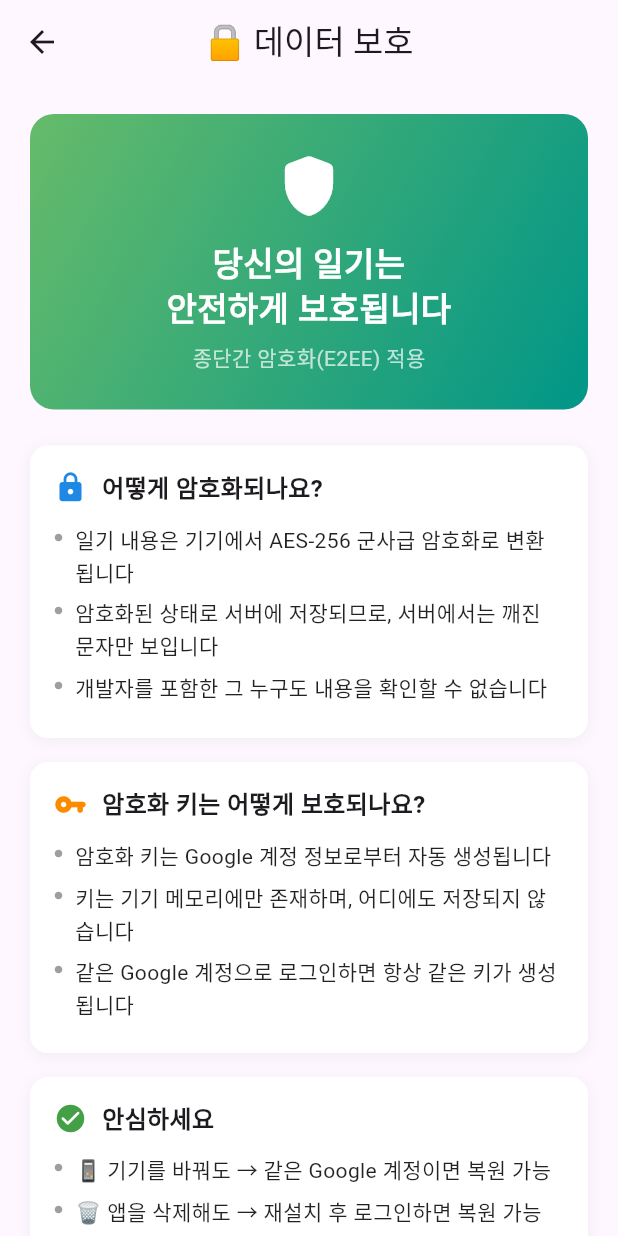
After one commit to gogoonbuntu/mother-father-diary, a Flutter app: the PrivacyInfoScreen screen opened directly, on a phone screen of 412 x 824 dp. The commit adds this screen. Run offline on Flutter 3.47's test engine with Material 3 defaults, Android fonts, the phone set to English and light mode, and no system bars; our stand-ins replace confetti, connectivity_plus, firebase_auth, firebase_core, firebase_database, google_fonts and 4 more; missing offline and left inert: clarity_flutter, encrypt; accounts and stored records are empty; network calls fail.

Commit message:
feat: E2EE 일기 암호화 + 프라이버시 정보 화면
- AES-256-CBC 암호화 (Google UID 기반 키 파생)
- diary_service.dart: 저장 시 암호화, 불러올 때 복호화
- 기존 비암호화 데이터 자동 마이그레이션
- 프라이버시 안내 화면 (설정 → 데이터 보호)
- E2E: 접두사로 암호화 텍스트 식별
- encrypt, crypto 패키지 추가

```diff
--- /dev/null
+++ b/lib/privacy_info_screen.dart
@@ -0,0 +1,259 @@
+import 'package:flutter/material.dart';
+
+class PrivacyInfoScreen extends StatelessWidget {
+  const PrivacyInfoScreen({super.key});
+
+  @override
+  Widget build(BuildContext context) {
+    return Scaffold(
+      appBar: AppBar(
+        title: const Text('🔒 데이터 보호'),
+        centerTitle: true,
+      ),
+      body: SingleChildScrollView(
+        padding: const EdgeInsets.all(20),
+        child: Column(
+          crossAxisAlignment: CrossAxisAlignment.start,
+          children: [
+            // 헤더
+            Container(
+              width: double.infinity,
+              padding: const EdgeInsets.all(24),
+              decoration: BoxDecoration(
+                gradient: LinearGradient(
+                  colors: [Colors.green.shade400, Colors.teal.shade500],
+                  begin: Alignment.topLeft,
+                  end: Alignment.bottomRight,
+                ),
+                borderRadius: BorderRadius.circular(16),
+              ),
+              child: const Column(
+                children: [
+                  Icon(Icons.shield_rounded, size: 48, color: Colors.white),
+                  SizedBox(height: 12),
+                  Text(
+                    '당신의 일기는\n안전하게 보호됩니다',
+                    textAlign: TextAlign.center,
+                    style: TextStyle(
+                      fontSize: 22,
+                      fontWeight: FontWeight.bold,
+                      color: Colors.white,
+                      height: 1.3,
+                    ),
+                  ),
+                  SizedBox(height: 8),
+                  Text(
+                    '종단간 암호화(E2EE) 적용',
+                    style: TextStyle(fontSize: 14, color: Colors.white70),
+                  ),
+                ],
+              ),
+            ),
+
+            const SizedBox(height: 24),
+
+            // 암호화 방식
+            _buildInfoCard(
+              icon: Icons.lock_rounded,
+              iconColor: Colors.blue.shade600,
+              title: '어떻게 암호화되나요?',
+              children: const [
+                _BulletPoint('일기 내용은 기기에서 AES-256 군사급 암호화로 변환됩니다'),
+                _BulletPoint('암호화된 상태로 서버에 저장되므로, 서버에서는 깨진 문자만 보입니다'),
+                _BulletPoint('개발자를 포함한 그 누구도 내용을 확인할 수 없습니다'),
+              ],
+            ),
+
+            const SizedBox(height: 16),
+
+            // 키 보호
+            _buildInfoCard(
+              icon: Icons.vpn_key_rounded,
+              iconColor: Colors.orange.shade600,
+              title: '암호화 키는 어떻게 보호되나요?',
+              children: const [
+                _BulletPoint('암호화 키는 Google 계정 정보로부터 자동 생성됩니다'),
+                _BulletPoint('키는 기기 메모리에만 존재하며, 어디에도 저장되지 않습니다'),
+                _BulletPoint('같은 Google 계정으로 로그인하면 항상 같은 키가 생성됩니다'),
+              ],
+            ),
+
+            const SizedBox(height: 16),
+
+            // 걱정하지 않아도 되는 것
+            _buildInfoCard(
+              icon: Icons.check_circle_rounded,
+              iconColor: Colors.green.shade600,
+              title: '안심하세요',
+              children: const [
+                _BulletPoint('📱 기기를 바꿔도 → 같은 Google 계정이면 복원 가능'),
+                _BulletPoint('🗑️ 앱을 삭제해도 → 재설치 후 로그인하면 복원 가능'),
+                _BulletPoint('🔄 여러 기기 사용해도 → 같은 계정이면 어디서든 열람 가능'),
+              ],
+            ),
+
+            const SizedBox(height: 16),
+
+            // 주의사항
+            Container(
+              width: double.infinity,
+              padding: const EdgeInsets.all(16),
+              decoration: BoxDecoration(
+                color: Colors.amber.shade50,
+                borderRadius: BorderRadius.circular(12),
+                border: Border.all(color: Colors.amber.shade300),
+              ),
+              child: Column(
+                crossAxisAlignment: CrossAxisAlignment.start,
+                children: [
+                  Row(
+                    children: [
+                      Icon(Icons.warning_amber_rounded, color: Colors.amber.shade700, size: 20),
+                      const SizedBox(width: 8),
+                      Text(
+                        '꼭 기억해주세요',
+                        style: TextStyle(
+                          fontSize: 15,
+                          fontWeight: FontWeight.bold,
+                          color: Colors.amber.shade800,
+                        ),
+                      ),
+                    ],
+                  ),
+                  const SizedBox(height: 8),
+                  Text(
+                    'Google 계정을 삭제하면 암호화 키를 재생성할 수 없어 '
+                    '일기 내용을 복구할 수 없습니다. Google 계정을 안전하게 유지해주세요.',
+                    style: TextStyle(
+                      fontSize: 13,
+                      color: Colors.amber.shade900,
+                      height: 1.5,
+                    ),
+                  ),
+                ],
+              ),
+            ),
+
+            const SizedBox(height: 24),
+
+            // 기술 스펙
+            Container(
+              width: double.infinity,
+              padding: const EdgeInsets.all(16),
+              decoration: BoxDecoration(
+                color: Colors.grey.shade50,
+                borderRadius: BorderRadius.circular(12),
+                border: Border.all(color: Colors.grey.shade200),
+              ),
+              child: Column(
+                crossAxisAlignment: CrossAxisAlignment.start,
+                children: [
+                  Text(
+                    '기술 사양',
+                    style: TextStyle(
+                      fontSize: 14,
+                      fontWeight: FontWeight.bold,
+                      color: Colors.grey.shade700,
+                    ),
+                  ),
+                  const SizedBox(height: 8),
+                  _buildSpecRow('암호화 알고리즘', 'AES-256-CBC'),
+                  _buildSpecRow('키 파생', 'SHA-256 (2회 해싱)'),
+                  _buildSpecRow('IV 생성', 'MD5 (일기별 고유값)'),
+                  _buildSpecRow('데이터 식별', 'E2E: 접두사'),
+                ],
+              ),
+            ),
+
+            const SizedBox(height: 32),
+          ],
+        ),
+      ),
+    );
+  }
+
+  static Widget _buildInfoCard({
+    required IconData icon,
+    required Color iconColor,
+    required String title,
+    required List<Widget> children,
+  }) {
+    return Container(
+      width: double.infinity,
+      padding: const EdgeInsets.all(16),
+      decoration: BoxDecoration(
+        color: Colors.white,
+        borderRadius: BorderRadius.circular(12),
+        boxShadow: [
+          BoxShadow(
+            color: Colors.black.withValues(alpha: 0.05),
+            blurRadius: 8,
+            offset: const Offset(0, 2),
+          ),
+        ],
+      ),
+      child: Column(
+        crossAxisAlignment: CrossAxisAlignment.start,
+        children: [
+          Row(
+            children: [
+              Icon(icon, color: iconColor, size: 22),
+              const SizedBox(width: 10),
+              Expanded(
+                child: Text(
+                  title,
+                  style: const TextStyle(
+                    fontSize: 16,
+                    fontWeight: FontWeight.bold,
+                  ),
+                ),
+              ),
+            ],
+          ),
+          const SizedBox(height: 12),
+          ...children,
+        ],
+      ),
+    );
+  }
+
+  static Widget _buildSpecRow(String label, String value) {
+    return Padding(
+      padding: const EdgeInsets.symmetric(vertical: 3),
+      child: Row(
+        mainAxisAlignment: MainAxisAlignment.spaceBetween,
+        children: [
+          Text(label, style: TextStyle(fontSize: 13, color: Colors.grey.shade600)),
+          Text(value, style: TextStyle(fontSize: 13, fontWeight: FontWeight.w600, color: Colors.grey.shade800)),
+        ],
+      ),
+    );
+  }
+}
+
+class _BulletPoint extends StatelessWidget {
+  final String text;
+  const _BulletPoint(this.text);
+
+  @override
+  Widget build(BuildContext context) {
+    return Padding(
+      padding: const EdgeInsets.only(bottom: 6),
+      child: Row(
+        crossAxisAlignment: CrossAxisAlignment.start,
+        children: [
+          const Padding(
+            padding: EdgeInsets.only(top: 6, right: 8),
+            child: Icon(Icons.circle, size: 6, color: Colors.grey),
+          ),
+          Expanded(
+            child: Text(
+              text,
+              style: const TextStyle(fontSize: 14, height: 1.5, color: Colors.black87),
+            ),
+          ),
+        ],
+      ),
+    );
+  }
+}
--- a/pubspec.yaml
+++ b/pubspec.yaml
@@ -45,6 +45,8 @@ dependencies:
   shared_preferences: ^2.5.4
   url_launcher: ^6.3.2
   clarity_flutter: ^1.7.1
+  encrypt: ^5.0.3
+  crypto: ^3.0.7
 
 # Dependencies specify other packages that your package needs in order to work.
 # To automatically upgrade your package dependencies to the latest versions
```
Also changed, not shown: lib/services/diary_service.dart (+77 -12 lines), lib/services/encryption_service.dart (added, +91 -0 lines), lib/settings_screen.dart (+23 -0 lines), pubspec.lock.
